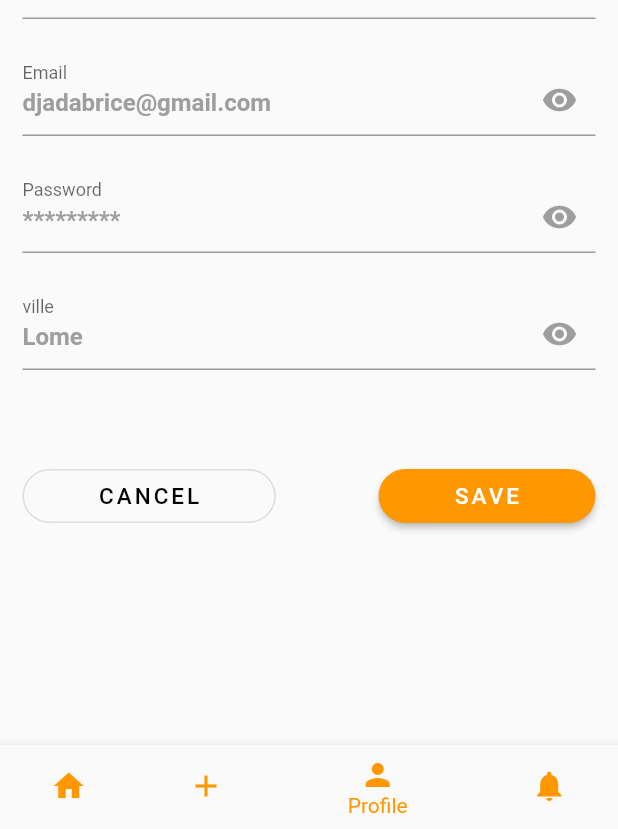
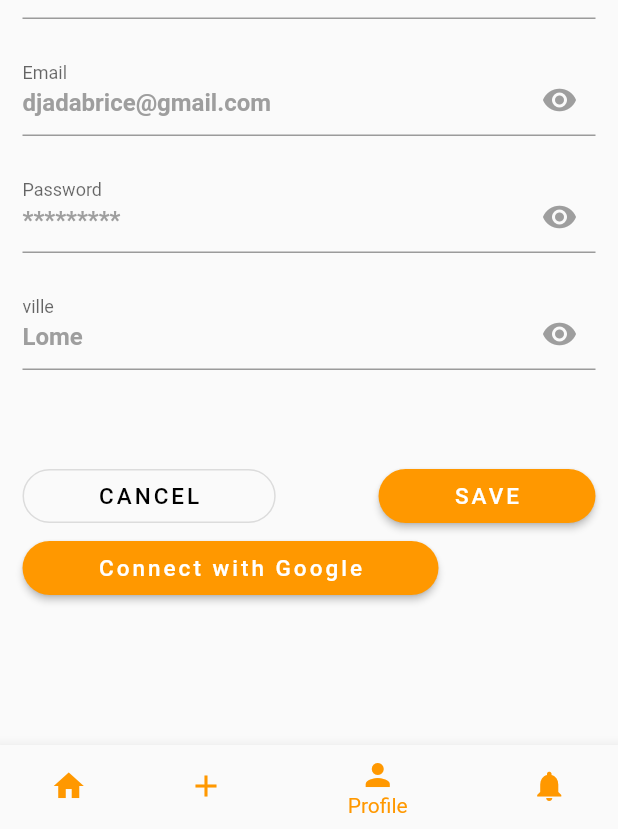
Before and after one commit to djadame/experiance, a Flutter app: the MyHomePage screen opened directly, item 3 of the bottom bar chosen, on a phone screen of 412 x 824 dp, the part 407-1236 px from its top. Run offline on Flutter 3.47's test engine with Material 2 defaults, Android fonts, the phone set to English and light mode, and no system bars; our stand-ins replace animated_splash_screen, firebase_auth, firebase_core, get, google_fonts, google_sign_in and 2 more; accounts and stored records are empty; network calls fail.

```diff
--- a/lib/Widget/MyHomePage.dart
+++ b/lib/Widget/MyHomePage.dart
@@ -202,6 +202,8 @@ class _MyHomePageState extends State<MyHomePage> {
               buildTextField("Password", "*********", false),
               buildTextField("ville", "Lome", false),
               SizedBox(height: 30),
+              Column(
+                children: [
                   Row(
                     mainAxisAlignment: MainAxisAlignment.spaceBetween,
                     children: [
@@ -242,6 +244,35 @@ class _MyHomePageState extends State<MyHomePage> {
                       ),
                     ],
                   ),
+                  Row(
+                    mainAxisAlignment: MainAxisAlignment.spaceBetween,
+                    children: [
+                      ElevatedButton(
+                        onPressed: () {
+
+                        },
+                        child: Text(
+                          "Connect with Google",
+                          style: TextStyle(
+                            fontSize: 15,
+                            letterSpacing: 2,
+                            color: Colors.white,
+                          ),
+                        ),
+                        style: ElevatedButton.styleFrom(
+                          primary: Colors.orange,
+                          padding: EdgeInsets.symmetric(horizontal: 50),
+                          shape: RoundedRectangleBorder(
+                            borderRadius: BorderRadius.circular(20),
+                          ),
+                        ),
+                      ),
+                    ],
+
+                  )
+                ]
+              )
+
             ],
           ),
         ),
@@ -273,7 +304,7 @@ class _MyHomePageState extends State<MyHomePage> {
           labelText: labelText,
           floatingLabelBehavior: FloatingLabelBehavior.always,
           hintText: placeholder,
-          hintStyle: TextStyle(
+          hintStyle: const TextStyle(
             fontSize: 16,
             fontWeight: FontWeight.bold,
             color: Colors.grey,
```
Also changed, not shown: lib/Debut_de_laplication/login.dart (added, +67 -0 lines), lib/Debut_de_laplication/main.dart (+16 -3 lines), lib/Home/wrapper.dart (added, +19 -0 lines), lib/firebase/authentication.dart (added, +43 -0 lines), pubspec.yaml (+16 -0 lines), pubspec.lock, 6 other files. Lines whose indentation alone changed are shown as unchanged.
